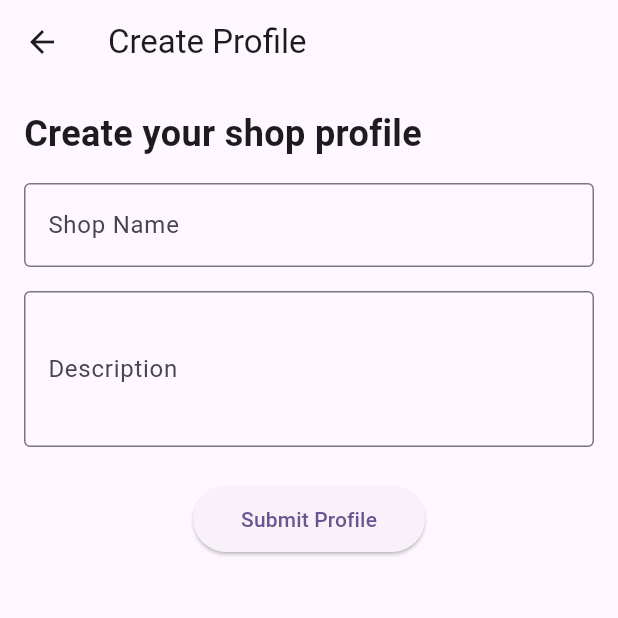
After one commit to could-ai/019a4a7f-8d09-786a-a248-5a3d6d05ebca, a Flutter app: the screen it shows after launch, after a tap on the "add" icon, on a phone screen of 412 x 824 dp, the top half of it. The commit adds this screen. Run offline on Flutter 3.47's test engine with Material 3 defaults, Android fonts, the phone set to English and light mode, and no system bars.

Commit message:
Shop मॉडल में 'status' फील्ड जोड़ा गया है ताकि प्रोफाइल्स को 'pending', 'approved', या 'rejected' के रूप में ट्रैक किया जा सके। यह एडमिन फीचर के लिए बेस तैयार करता है, और डिफ़ॉल्ट वैल्यू 'pending' है।; होम स्क्रीन में एक फ्लोटिंग ऐक्शन बटन (FAB) जोड़ा गया है जो 'Create Profile' पेज पर नेविगेट करता है। इसके अलावा, शॉप लिस्ट को अपडेट करने के लिए _addShop फंक्शन जोड़ा गया है, जो नए प्रोफाइल को लिस्ट में जोड़ता है। डमी डेटा में स्टेटस भी अपडेट किए गए हैं।; यह पूरी तरह से नई स्क्रीन है जहां व्यापारी अपना शॉप प्रोफाइल बना सकते हैं। इसमें फॉर्म वैलिडेशन है, और सबमिट करने पर नई शॉप को होम स्क्रीन की लिस्ट में जोड़ दिया जाता है। यह बार-बार इस्तेमाल किया जा सकता है।

```diff
--- a/usr/lib/models/shop.dart
+++ b/usr/lib/models/shop.dart
@@ -4,6 +4,7 @@ class Shop {
   final String description;
   final double rating;
   final List<Review> reviews;
+  final String status; // 'pending', 'approved', 'rejected'
 
   Shop({
     required this.id,
@@ -11,6 +12,7 @@ class Shop {
     required this.description,
     required this.rating,
     required this.reviews,
+    this.status = 'pending',
   });
 }
 
--- /dev/null
+++ b/usr/lib/screens/create_profile_screen.dart
@@ -0,0 +1,105 @@
+import 'package:flutter/material.dart';
+import 'package:couldai_user_app/models/shop.dart';
+
+class CreateProfileScreen extends StatefulWidget {
+  final Function(Shop) onAddShop;
+
+  const CreateProfileScreen({super.key, required this.onAddShop});
+
+  @override
+  State<CreateProfileScreen> createState() => _CreateProfileScreenState();
+}
+
+class _CreateProfileScreenState extends State<CreateProfileScreen> {
+  final _formKey = GlobalKey<FormState>();
+  final _nameController = TextEditingController();
+  final _descriptionController = TextEditingController();
+
+  void _submitForm() {
+    if (_formKey.currentState!.validate()) {
+      final newShop = Shop(
+        id: DateTime.now().millisecondsSinceEpoch.toString(), // Simple unique ID
+        name: _nameController.text,
+        description: _descriptionController.text,
+        rating: 0.0, // Start with 0 rating
+        reviews: [],
+        status: 'pending',
+      );
+      widget.onAddShop(newShop);
+      ScaffoldMessenger.of(context).showSnackBar(
+        const SnackBar(content: Text('Profile created successfully!')),
+      );
+      Navigator.pop(context); // Go back to home
+    }
+  }
+
+  @override
+  void dispose() {
+    _nameController.dispose();
+    _descriptionController.dispose();
+    super.dispose();
+  }
+
+  @override
+  Widget build(BuildContext context) {
+    return Scaffold(
+      appBar: AppBar(
+        title: const Text('Create Profile'),
+      ),
+      body: Padding(
+        padding: const EdgeInsets.all(16.0),
+        child: Form(
+          key: _formKey,
+          child: Column(
+            crossAxisAlignment: CrossAxisAlignment.start,
+            children: [
+              const Text(
+                'Create your shop profile',
+                style: TextStyle(fontSize: 24, fontWeight: FontWeight.bold),
+              ),
+              const SizedBox(height: 16),
+              TextFormField(
+                controller: _nameController,
+                decoration: const InputDecoration(
+                  labelText: 'Shop Name',
+                  border: OutlineInputBorder(),
+                ),
+                validator: (value) {
+                  if (value == null || value.isEmpty) {
+                    return 'Please enter a shop name';
+                  }
+                  return null;
+                },
+              ),
+              const SizedBox(height: 16),
+              TextFormField(
+                controller: _descriptionController,
+                decoration: const InputDecoration(
+                  labelText: 'Description',
+                  border: OutlineInputBorder(),
+                ),
+                maxLines: 3,
+                validator: (value) {
+                  if (value == null || value.isEmpty) {
+                    return 'Please enter a description';
+                  }
+                  return null;
+                },
+              ),
+              const SizedBox(height: 24),
+              Center(
+                child: ElevatedButton(
+                  onPressed: _submitForm,
+                  style: ElevatedButton.styleFrom(
+                    padding: const EdgeInsets.symmetric(horizontal: 32, vertical: 12),
+                  ),
+                  child: const Text('Submit Profile'),
+                ),
+              ),
+            ],
+          ),
+        ),
+      ),
+    );
+  }
+}
--- a/usr/lib/screens/home_screen.dart
+++ b/usr/lib/screens/home_screen.dart
@@ -2,6 +2,7 @@ import 'package:flutter/material.dart';
 import 'package:couldai_user_app/models/shop.dart';
 import 'package:couldai_user_app/screens/shop_detail_screen.dart';
 import 'package:couldai_user_app/widgets/shop_card.dart';
+import 'package:couldai_user_app/screens/create_profile_screen.dart';
 
 class HomeScreen extends StatefulWidget {
   const HomeScreen({super.key});
@@ -11,13 +12,13 @@ class HomeScreen extends StatefulWidget {
 }
 
 class _HomeScreenState extends State<HomeScreen> {
-  // Dummy data for shops
-  final List<Shop> _shops = [
-    Shop(id: '1', name: 'Sharma General Store', description: 'Your everyday needs store', rating: 4.5, reviews: [Review(reviewer: 'Rahul', comment: 'Great products!', rating: 5)]),
-    Shop(id: '2', name: 'Gupta Electronics', description: 'All electronic gadgets available', rating: 4.2, reviews: [Review(reviewer: 'Priya', comment: 'Found what I was looking for.', rating: 4)]),
-    Shop(id: '3', name: 'Verma Book Depot', description: 'A wide range of books', rating: 4.8, reviews: [Review(reviewer: 'Amit', comment: 'Excellent collection of books.', rating: 5)]),
-    Shop(id: '4', name: 'Sanjay Mobiles', description: 'Latest smartphones and accessories', rating: 4.0, reviews: []),
-    Shop(id: '5', name: 'Prakash Bakery', description: 'Fresh cakes and pastries', rating: 4.7, reviews: []),
+  // Dummy data for shops, now with status
+  List<Shop> _shops = [
+    Shop(id: '1', name: 'Sharma General Store', description: 'Your everyday needs store', rating: 4.5, reviews: [Review(reviewer: 'Rahul', comment: 'Great products!', rating: 5)], status: 'approved'),
+    Shop(id: '2', name: 'Gupta Electronics', description: 'All electronic gadgets available', rating: 4.2, reviews: [Review(reviewer: 'Priya', comment: 'Found what I was looking for.', rating: 4)], status: 'approved'),
+    Shop(id: '3', name: 'Verma Book Depot', description: 'A wide range of books', rating: 4.8, reviews: [Review(reviewer: 'Amit', comment: 'Excellent collection of books.', rating: 5)], status: 'approved'),
+    Shop(id: '4', name: 'Sanjay Mobiles', description: 'Latest smartphones and accessories', rating: 4.0, reviews: [], status: 'pending'),
+    Shop(id: '5', name: 'Prakash Bakery', description: 'Fresh cakes and pastries', rating: 4.7, reviews: [], status: 'rejected'),
   ];
 
   List<Shop> _filteredShops = [];
@@ -36,6 +37,13 @@ class _HomeScreenState extends State<HomeScreen> {
       _filteredShops = _shops.where((shop) {
         return shop.name.toLowerCase().contains(query);
       }).toList();
+    });
+  }
+
+  void _addShop(Shop newShop) {
+    setState(() {
+      _shops.add(newShop);
+      _filteredShops = _shops;
     });
   }
 
@@ -93,6 +101,18 @@ class _HomeScreenState extends State<HomeScreen> {
           ],
         ),
       ),
+      floatingActionButton: FloatingActionButton(
+        onPressed: () {
+          Navigator.push(
+            context,
+            MaterialPageRoute(
+              builder: (context) => CreateProfileScreen(onAddShop: _addShop),
+            ),
+          );
+        },
+        tooltip: 'Create Profile',
+        child: const Icon(Icons.add),
+      ),
     );
   }
 }
```
